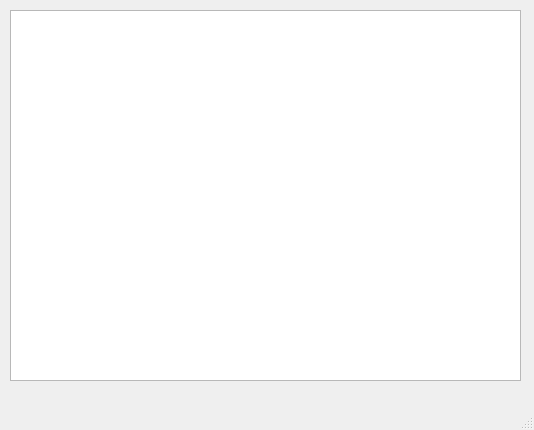
The window that hypertexttree.ui (ACSouzaJr/proxy) describes before a commit, drawn with Qt 5.
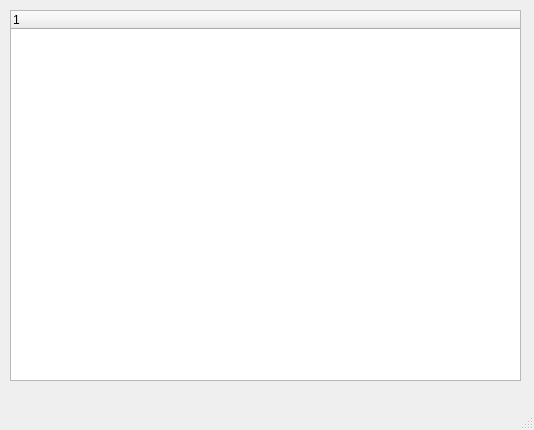
The same window after the commit.

Commit message: feat: add link tree

```diff
--- a/hypertexttree.ui
+++ b/hypertexttree.ui
@@ -14,7 +14,7 @@
    <string>MainWindow</string>
   </property>
   <widget class="QWidget" name="centralwidget">
-   <widget class="QTreeView" name="view">
+   <widget class="QTreeWidget" name="view">
     <property name="geometry">
      <rect>
       <x>10</x>
@@ -26,6 +26,11 @@
     <property name="editTriggers">
      <set>QAbstractItemView::NoEditTriggers</set>
     </property>
+    <column>
+     <property name="text">
+      <string/>
+     </property>
+    </column>
    </widget>
   </widget>
   <widget class="QMenuBar" name="menubar">
```
The commit also changes 8 other files.
